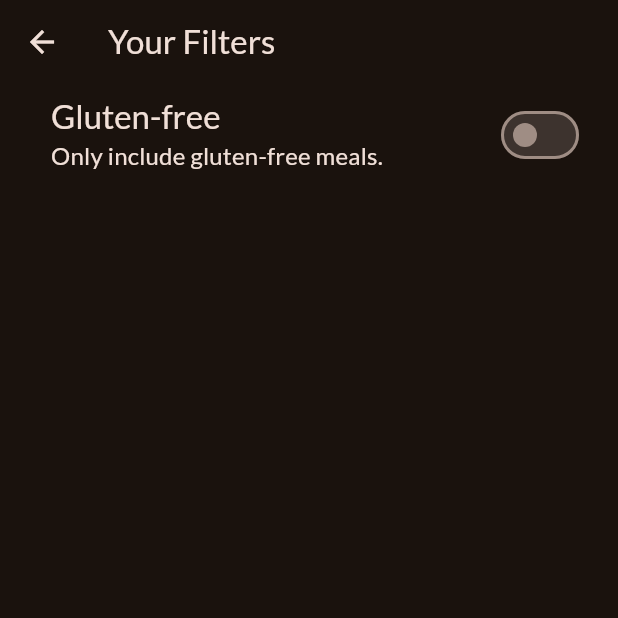
After one commit to Tsenda-Djessy-Flavien/Meals, a Flutter app: the FiltersScreen screen opened directly, on a phone screen of 412 x 824 dp, the top half of it. The commit adds this screen. Run offline on Flutter 3.47's test engine with Material 2 defaults, Android fonts, the phone set to English and light mode, and no system bars; our stand-ins replace google_fonts, transparent_image.

Commit message:
Ajout d'un élément de filtre

```diff
--- /dev/null
+++ b/lib/presentation/pages/filters_screen.dart
@@ -0,0 +1,50 @@
+import 'package:flutter/material.dart';
+import 'package:meals_app/utils/constants.dart';
+
+class FiltersScreen extends StatefulWidget {
+  const FiltersScreen({super.key});
+
+  @override
+  State<FiltersScreen> createState() => _FiltersScreenState();
+}
+
+class _FiltersScreenState extends State<FiltersScreen> {
+  bool _glutenFreeFilter = false;
+
+  _onSwitch(bool isChecked) {
+    setState(() {
+      _glutenFreeFilter = isChecked;
+    });
+  }
+
+  @override
+  Widget build(BuildContext context) {
+    return Scaffold(
+      appBar: AppBar(
+        title: const Text(FILTERS_APP_BAR_TITLE),
+      ),
+      body: Column(
+        children: [
+          SwitchListTile(
+            value: _glutenFreeFilter,
+            onChanged: _onSwitch,
+            title: Text(
+              SWITCH_TITLE_GLUTEN,
+              style: Theme.of(context).textTheme.titleLarge!.copyWith(
+                    color: Theme.of(context).colorScheme.onBackground,
+                  ),
+            ),
+            subtitle: Text(
+              SWITCH_SUBTITLE_GLUTEN,
+              style: Theme.of(context).textTheme.titleMedium!.copyWith(
+                    color: Theme.of(context).colorScheme.onBackground,
+                  ),
+            ),
+            activeColor: Theme.of(context).colorScheme.tertiary,
+            contentPadding: const EdgeInsets.only(left: 34, right: 22),
+          ),
+        ],
+      ),
+    );
+  }
+}
--- a/lib/presentation/pages/tabs_screen.dart
+++ b/lib/presentation/pages/tabs_screen.dart
@@ -1,6 +1,7 @@
 import 'package:flutter/material.dart';
 import 'package:meals_app/domain/models/meals_model.dart';
 import 'package:meals_app/presentation/pages/categories_screen.dart';
+import 'package:meals_app/presentation/pages/filters_screen.dart';
 import 'package:meals_app/presentation/pages/meals_screen.dart';
 import 'package:meals_app/presentation/widgets/main_drawer.dart';
 import 'package:meals_app/utils/constants.dart';
@@ -56,6 +57,9 @@ class _TabsScreenState extends State<TabsScreen> {
   // on obtient une valeur differente à l'interieur de cette func
   void _setScreen(String idScreen) {
     if (idScreen == 'filters') {
+      Navigator.of(context).push(
+        MaterialPageRoute(builder: (context) => const FiltersScreen()),
+      );
     } else {
       Navigator.of(context).pop();
     }
--- a/lib/utils/constants.dart
+++ b/lib/utils/constants.dart
@@ -25,3 +25,8 @@ const DRAWER_HEAD_TEXT = 'Cooking Up!';
 const DRAWER_MAIN_TITLE_MEAL = 'Meals';
 
 const DRAWER_MAIN_TITLE_FILTERS = 'Filters';
+
+const FILTERS_APP_BAR_TITLE = 'Your Filters';
+
+const SWITCH_TITLE_GLUTEN = 'Gluten-free';
+const SWITCH_SUBTITLE_GLUTEN = 'Only include gluten-free meals.';
```
